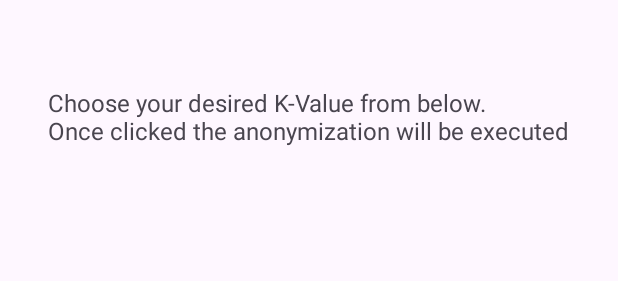
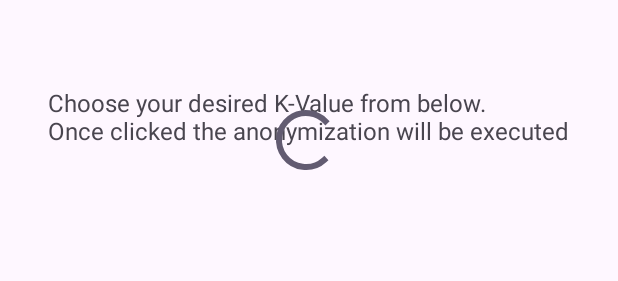
Before and after one commit to HayateSato/AnonymizeMondrian_Python, an Android app: the layout activity_main.xml on its own in the app's theme, with its tools: preview values and no code run, on a phone screen of 412 x 824 dp. Shown: the part 778-1059 px from the top of the screen. Run offline under Robolectric (Android 15) with nearby library versions, the phone set to English and light mode, and no system bars.

Commit message:
progressBar added

```diff
--- a/app/src/main/res/layout/activity_main.xml
+++ b/app/src/main/res/layout/activity_main.xml
@@ -93,4 +93,16 @@
         app:layout_constraintTop_toTopOf="parent"
         app:layout_constraintVertical_bias="0.904" />
 
+    <ProgressBar
+        android:id="@+id/progressBar"
+        style="?android:attr/progressBarStyle"
+        android:layout_width="wrap_content"
+        android:layout_height="wrap_content"
+        android:layout_marginStart="180dp"
+        app:layout_constraintBottom_toBottomOf="parent"
+        app:layout_constraintHorizontal_bias="0.0"
+        app:layout_constraintStart_toStartOf="parent"
+        app:layout_constraintTop_toTopOf="parent"
+        app:layout_constraintVertical_bias="0.758" />
+
 </androidx.constraintlayout.widget.ConstraintLayout>
```
Also changed, not shown: app/src/main/java/com/example/pythoncalculation/MainActivity.java (+7 -87 lines).
